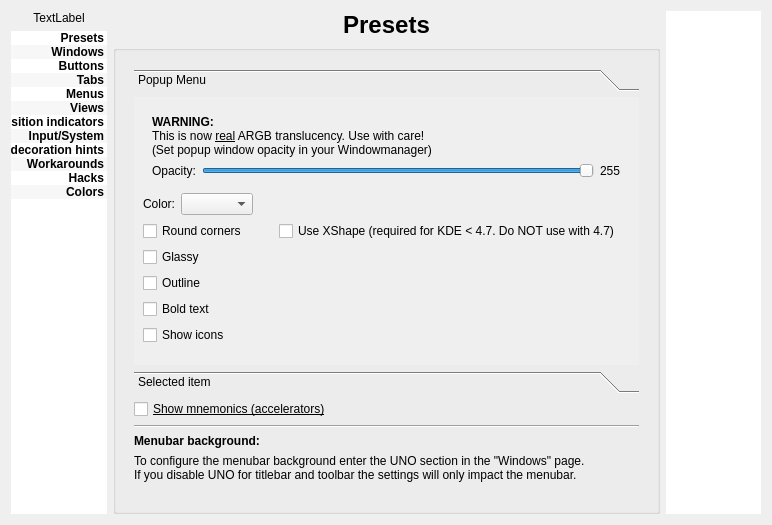
Above: config/config.ui from deiv/bespin-pkg before the change. Below: the same form after it.
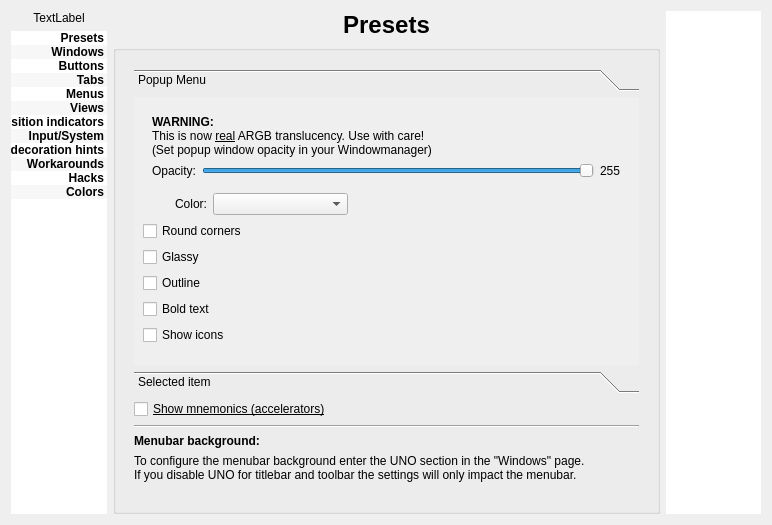
That is the form after the change. The open tabs and pages were chosen to show the change.

Patch:
```diff
--- a/config/config.ui
+++ b/config/config.ui
@@ -2006,7 +2006,7 @@
                 </layout>
                </widget>
               </item>
-              <item row="1" column="2">
+              <item row="1" column="1" colspan="2">
                <widget class="QComboBox" name="crPopup">
                 <property name="sizePolicy">
                  <sizepolicy hsizetype="Preferred" vsizetype="Fixed">
@@ -2022,7 +2022,7 @@
                 </property>
                </widget>
               </item>
-              <item row="2" column="0" colspan="5">
+              <item row="2" column="0" colspan="7">
                <widget class="QCheckBox" name="menuRound">
                 <property name="text">
                  <string>Round corners</string>
@@ -2070,14 +2070,7 @@
                 </property>
                </spacer>
               </item>
-              <item row="2" column="5">
-               <widget class="QCheckBox" name="beshadowed">
-                <property name="text">
-                 <string>Use XShape (required for KDE &lt; 4.7. Do NOT use with 4.7)</string>
-                </property>
-               </widget>
-              </item>
-              <item row="1" column="3" colspan="3">
+              <item row="1" column="3" colspan="4">
                <spacer name="horizontalSpacer_13">
                 <property name="orientation">
                  <enum>Qt::Horizontal</enum>
@@ -2093,7 +2086,7 @@
                 </property>
                </spacer>
               </item>
-              <item row="1" column="0" colspan="2">
+              <item row="1" column="0">
                <widget class="QLabel" name="label_49">
                 <property name="sizePolicy">
                  <sizepolicy hsizetype="Preferred" vsizetype="Preferred">
```
Left out of the diff: 2 changed lines with no effect on the pictures.
